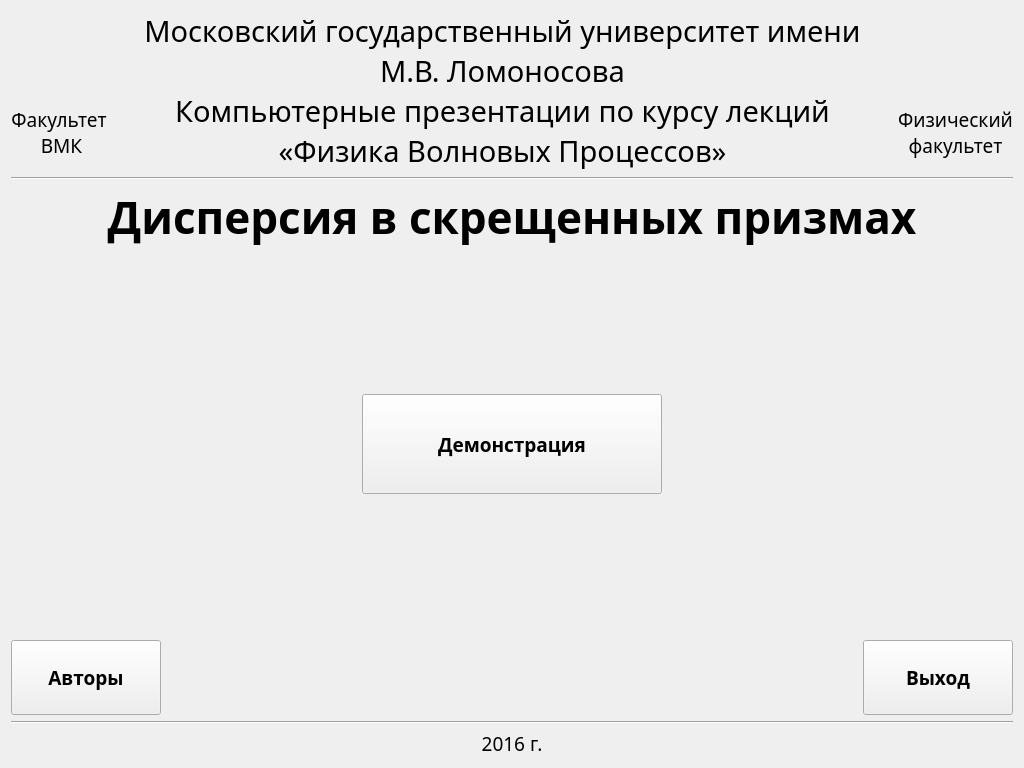
Above: src/forms/MenuWindow.ui from Jhuighuy/Anomalous-dispersion before the change. Below: the same form after it.
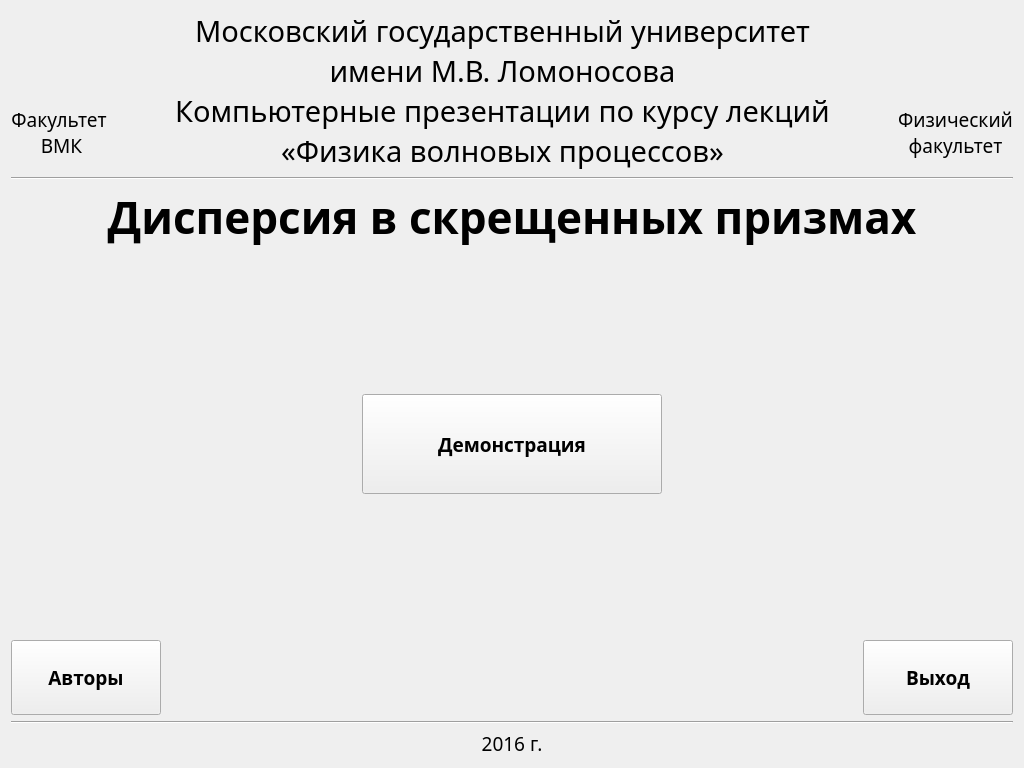
That is the form after the change. Icons and pictures are not drawn.

Patch:
```diff
--- a/src/forms/MenuWindow.ui
+++ b/src/forms/MenuWindow.ui
@@ -86,9 +86,10 @@
            </font>
           </property>
           <property name="text">
-           <string>Московский государственный университет имени М.В. Ломоносова
+           <string>Московский государственный университет
+имени М.В. Ломоносова
 Компьютерные презентации по курсу лекций
-«Физика Волновых Процессов»</string>
+«Физика волновых процессов»</string>
           </property>
           <property name="alignment">
            <set>Qt::AlignCenter</set>
```
